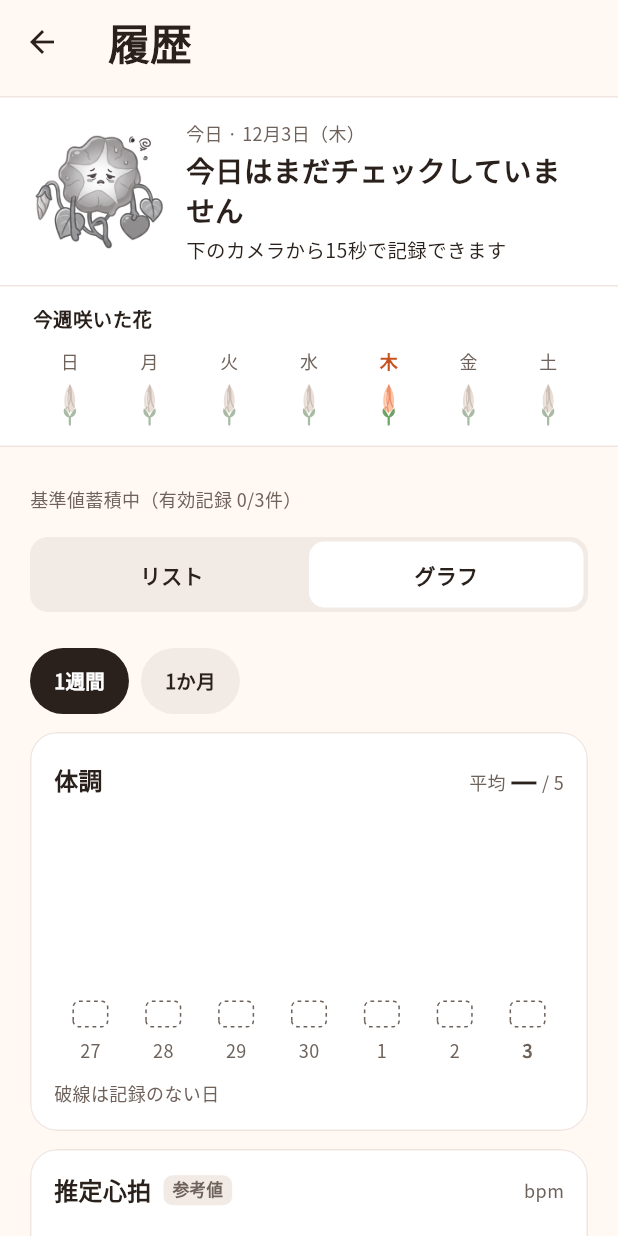
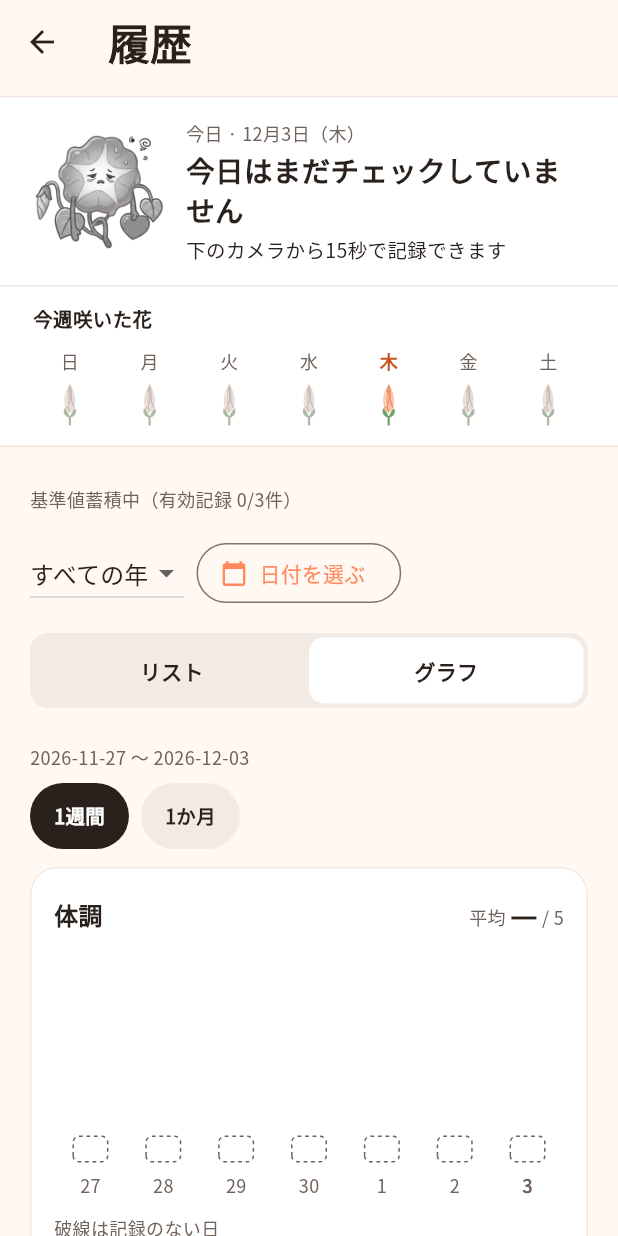
Before and after one commit to jphacks/os_2604, a Flutter app: the HistoryScreen screen opened by its route, after a tap on "グラフ", on a phone screen of 412 x 824 dp. Run offline on Flutter 3.47's test engine with Material 3 defaults, Android fonts, the phone set to English and light mode, and no system bars; our stand-ins replace camera, drift, drift_flutter, flutter_local_notifications, flutter_timezone, timezone; missing offline and left inert: google_mlkit_face_detection; accounts and stored records are empty; generated files the repository leaves out were written again; Roboto replaces fonts that are missing (ZenMaruGothic).

Commit message:
feat: search history lists and charts by year and date

```diff
--- a/lib/screens/history_screen.dart
+++ b/lib/screens/history_screen.dart
@@ -33,6 +33,100 @@ class HistoryScreen extends StatefulWidget {
 class _HistoryScreenState extends State<HistoryScreen> {
   late Stream<List<HealthCheckResult>> _records = widget.store.watchAll();
   bool _graph = false;
+  int? _year;
+  DateTime? _date;
+
+  Future<void> _pickDate() async {
+    final now = widget.now().toLocal();
+    final selected = await showDatePicker(
+      context: context,
+      initialDate: _date ?? DateTime(_year ?? now.year, now.month, now.day),
+      firstDate: DateTime(1900),
+      lastDate: DateTime(2100, 12, 31),
+      helpText: '記録を探す日付',
+    );
+    if (selected != null && mounted) {
+      setState(() {
+        _date = selected;
+        _year = selected.year;
+      });
+    }
+  }
+
+  List<HealthCheckResult> _filter(List<HealthCheckResult> records) => [
+    for (final r in records)
+      if ((_year == null || r.measuredAt.toLocal().year == _year) &&
+          (_date == null || _sameDay(r.measuredAt.toLocal(), _date!)))
+        r,
+  ];
+
+  Widget _searchControls(List<HealthCheckResult> records, int count) {
+    final years = {
+      widget.now().toLocal().year,
+      ?_year,
+      for (final r in records) r.measuredAt.toLocal().year,
+    }.toList()..sort((a, b) => b.compareTo(a));
+    return Padding(
+      padding: const EdgeInsets.only(top: 16),
+      child: Column(
+        crossAxisAlignment: CrossAxisAlignment.start,
+        children: [
+          Wrap(
+            spacing: 8,
+            runSpacing: 8,
+            crossAxisAlignment: WrapCrossAlignment.center,
+            children: [
+              DropdownButton<int>(
+                key: const ValueKey('history-year'),
+                value: _year,
+                hint: const Text('すべての年'),
+                items: [
+                  const DropdownMenuItem<int>(
+                    value: null,
+                    child: Text('すべての年'),
+                  ),
+                  for (final year in years)
+                    DropdownMenuItem(value: year, child: Text('$year年')),
+                ],
+                onChanged: (year) => setState(() {
+                  _year = year;
+                  _date = null;
+                }),
+              ),
+              OutlinedButton.icon(
+                key: const ValueKey('history-date'),
+                onPressed: _pickDate,
+                icon: const Icon(Icons.calendar_today, size: 18),
+                label: Text(
+                  _date == null
+                      ? '日付を選ぶ'
+                      : '${_date!.year}/${_date!.month}/${_date!.day}',
+                ),
+              ),
+              if (_year != null || _date != null)
+                TextButton(
+                  onPressed: () => setState(() {
+                    _year = null;
+                    _date = null;
+                  }),
+                  child: const Text('検索を解除'),
+                ),
+            ],
+          ),
+          if (_year != null || _date != null)
+            Text('検索結果：$count件', style: AsakaoStyle.caption),
+        ],
+      ),
+    );
+  }
+
+  DateTime _graphAnchor(List<HealthCheckResult> records) =>
+      _date ??
+      (_year == null
+          ? widget.now()
+          : records.isNotEmpty
+          ? records.first.measuredAt.toLocal()
+          : DateTime(_year!, 12, 31));
 
   Widget _baselineCard(List<HealthCheckResult> records) {
     final b = calculateHistoryBaseline([
@@ -86,24 +180,26 @@ class _HistoryScreenState extends State<HistoryScreen> {
 
   Widget _list(List<HealthCheckResult> records) {
     if (records.isEmpty) {
-      return const Padding(
-        padding: EdgeInsets.fromLTRB(24, 48, 24, 24),
+      return Padding(
+        padding: const EdgeInsets.fromLTRB(24, 48, 24, 24),
         child: Column(
           children: [
             Text(
-              'まだ記録がありません',
-              style: TextStyle(
+              _year != null || _date != null ? '条件に一致する記録がありません' : 'まだ記録がありません',
+              style: const TextStyle(
                 fontFamily: AsakaoStyle.displayFont,
                 fontSize: 20,
                 fontWeight: FontWeight.w700,
                 color: AsakaoStyle.ink,
               ),
             ),
-            SizedBox(height: 8),
+            const SizedBox(height: 8),
             Text(
-              '最初のチェックのあと、ここに毎朝の記録が並びます。',
+              _year != null || _date != null
+                  ? '年や日付を変更するか、検索を解除してください。'
+                  : '最初のチェックのあと、ここに毎朝の記録が並びます。',
               textAlign: TextAlign.center,
-              style: TextStyle(height: 1.6, color: AsakaoStyle.muted),
+              style: const TextStyle(height: 1.6, color: AsakaoStyle.muted),
             ),
           ],
         ),
@@ -513,6 +609,7 @@ class _HistoryScreenState extends State<HistoryScreen> {
           }
           final records = [...data]
             ..sort((a, b) => b.measuredAt.compareTo(a.measuredAt));
+          final filtered = _filter(records);
           return CustomScrollView(
             slivers: [
               SliverPadding(
@@ -527,7 +624,11 @@ class _HistoryScreenState extends State<HistoryScreen> {
                         padding: const EdgeInsets.symmetric(horizontal: 20),
                         child: Column(
                           crossAxisAlignment: CrossAxisAlignment.stretch,
-                          children: [_baselineCard(records), _viewToggle()],
+                          children: [
+                            _baselineCard(records),
+                            _searchControls(records, filtered.length),
+                            _viewToggle(),
+                          ],
                         ),
                       ),
                     ],
@@ -568,13 +669,14 @@ class _HistoryScreenState extends State<HistoryScreen> {
                             key: const ValueKey('history-graph'),
                             padding: const EdgeInsets.only(top: 12),
                             child: HistoryTrendView(
-                              records: records,
-                              now: widget.now,
+                              records: filtered,
+                              now: () => _graphAnchor(filtered),
+                              singleDay: _date != null,
                             ),
                           )
                         : KeyedSubtree(
                             key: const ValueKey('history-list'),
-                            child: _list(records),
+                            child: _list(filtered),
                           ),
                   ),
                 ),
--- a/lib/widgets/history_trend_view.dart
+++ b/lib/widgets/history_trend_view.dart
@@ -7,13 +7,20 @@ import '../ui/asakao_widgets.dart';
 
 /// 履歴の「グラフ」表示。体調（棒）と推定心拍 参考値（折れ線）を、実際の記録だけで描く。
 ///
-/// 期間は「今日を最後の日とする直近7日 / 30日」（カレンダー月ではない）。
+/// 期間は「基準日を最後の日とする直近7日 / 30日」（カレンダー月ではない）。
+/// 日付検索時はその1日だけを表示する。
 /// 外部パッケージは使わず、棒は通常のウィジェット、折れ線は CustomPaint で描く。
 class HistoryTrendView extends StatefulWidget {
-  const HistoryTrendView({super.key, required this.records, required this.now});
+  const HistoryTrendView({
+    super.key,
+    required this.records,
+    required this.now,
+    this.singleDay = false,
+  });
 
   final List<HealthCheckResult> records;
   final DateTime Function() now;
+  final bool singleDay;
 
   @override
   State<HistoryTrendView> createState() => _HistoryTrendViewState();
@@ -36,11 +43,19 @@ class _HistoryTrendViewState extends State<HistoryTrendView> {
     final days = buildDailyTrend(
       widget.records,
       today: widget.now(),
-      days: _range.days,
+      days: widget.singleDay ? 1 : _range.days,
     );
     return Column(
       crossAxisAlignment: CrossAxisAlignment.stretch,
       children: [
+        Text(
+          widget.singleDay
+              ? _ymd(days.single.day)
+              : '${_ymd(days.first.day)} 〜 ${_ymd(days.last.day)}',
+          style: AsakaoStyle.caption,
+        ),
+        const SizedBox(height: 8),
+        if (!widget.singleDay)
           Row(
             children: [
               for (final r in _Range.values)
@@ -55,9 +70,15 @@ class _HistoryTrendViewState extends State<HistoryTrendView> {
             ],
           ),
         const SizedBox(height: 12),
-        _ConditionCard(days: days, rangeLabel: _range.label),
+        _ConditionCard(
+          days: days,
+          rangeLabel: widget.singleDay ? '選択日' : _range.label,
+        ),
         const SizedBox(height: 12),
-        _HeartRateCard(days: days, rangeLabel: _range.label),
+        _HeartRateCard(
+          days: days,
+          rangeLabel: widget.singleDay ? '選択日' : _range.label,
+        ),
       ],
     );
   }
```
Also changed, not shown: 2 other files. Lines whose indentation alone changed are shown as unchanged.
